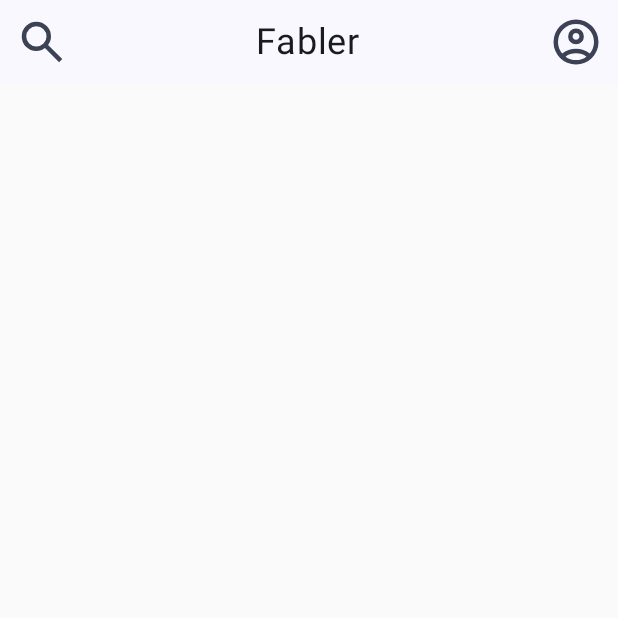
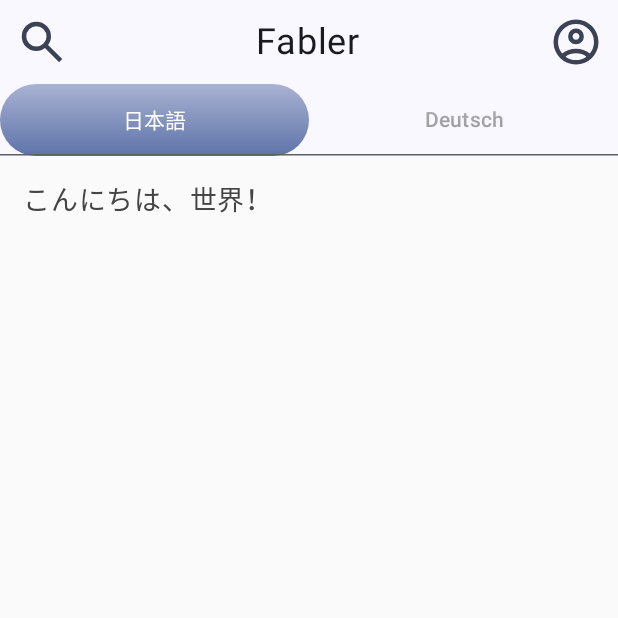
Before and after one commit to SE2-Fabler/fabler-frontend, an Android app built with Jetpack Compose: the screen it shows after launch (MainActivity), on a phone screen of 412 x 824 dp, the top half of it. Run offline under Robolectric (Android 15) with nearby library versions, the light colour scheme and no system bars.

Commit message:
Add tabs

```diff
--- a/app/build.gradle.kts
+++ b/app/build.gradle.kts
@@ -51,7 +51,8 @@ dependencies {
     implementation("androidx.core:core-ktx:1.12.0")
     implementation("androidx.lifecycle:lifecycle-runtime-ktx:2.7.0")
     implementation("androidx.activity:activity-compose:1.8.2")
-    implementation(platform("androidx.compose:compose-bom:2023.08.00"))
+    implementation(platform("androidx.compose:compose-bom:2024.02.01"))
+    implementation("androidx.compose.runtime:runtime-livedata:1.6.2")
     implementation("androidx.compose.ui:ui")
     implementation("androidx.compose.ui:ui-graphics")
     implementation("androidx.compose.ui:ui-tooling-preview")
@@ -59,7 +60,7 @@ dependencies {
     testImplementation("junit:junit:4.13.2")
     androidTestImplementation("androidx.test.ext:junit:1.1.5")
     androidTestImplementation("androidx.test.espresso:espresso-core:3.5.1")
-    androidTestImplementation(platform("androidx.compose:compose-bom:2023.08.00"))
+    androidTestImplementation(platform("androidx.compose:compose-bom:2024.02.01"))
     androidTestImplementation("androidx.compose.ui:ui-test-junit4")
     debugImplementation("androidx.compose.ui:ui-tooling")
     debugImplementation("androidx.compose.ui:ui-test-manifest")
--- a/app/src/main/java/com/kaneki/fabler/MainActivity.kt
+++ b/app/src/main/java/com/kaneki/fabler/MainActivity.kt
@@ -3,6 +3,19 @@ package com.kaneki.fabler
 import android.os.Bundle
 import androidx.activity.ComponentActivity
 import androidx.activity.compose.setContent
+import androidx.compose.foundation.layout.Column
+import androidx.compose.foundation.layout.padding
+import androidx.compose.material3.Text
+import androidx.compose.runtime.getValue
+import androidx.compose.runtime.mutableStateOf
+import androidx.compose.runtime.remember
+import androidx.compose.runtime.setValue
+import androidx.compose.ui.Modifier
+import androidx.compose.ui.graphics.Color
+import androidx.compose.ui.unit.dp
+import androidx.compose.ui.unit.sp
+import com.kaneki.fabler.ui.components.CardTab
+import com.kaneki.fabler.ui.components.TabbedCard
 import com.kaneki.fabler.ui.header.Header
 import com.kaneki.fabler.ui.theme.FablerTheme
 
@@ -11,7 +24,45 @@ class MainActivity : ComponentActivity() {
         super.onCreate(savedInstanceState)
         setContent {
             FablerTheme {
-                Header()
+
+                Column {
+
+                    Header()
+
+                    var selectedString by remember { mutableStateOf("日本語") }
+
+                    TabbedCard(listOf(
+                        CardTab("日本語") {
+                            Text(
+                                text = "こんにちは、世界！",
+                                color = Color.DarkGray,
+                                fontSize = 18.sp,
+                                modifier = Modifier.padding(15.dp)
+                            )
+                        },
+                        CardTab("Deutsch") {
+                            Text(
+                                text = "Guten Morgen！",
+                                color = Color.DarkGray,
+                                fontSize = 18.sp,
+                                modifier = Modifier.padding(15.dp)
+                            )
+                        },
+                        CardTab("English", enabled = false) {
+                            Text(
+                                text = "Hello, World！",
+                                color = Color.DarkGray,
+                                fontSize = 18.sp,
+                                modifier = Modifier.padding(15.dp)
+                            )
+                        },
+                    )
+                    ) { tab, _ ->
+                        selectedString = tab.title
+                    }
+                }
+
+
             }
         }
     }
--- /dev/null
+++ b/app/src/main/java/com/kaneki/fabler/ui/components/Tabs.kt
@@ -0,0 +1,133 @@
+package com.kaneki.fabler.ui.components
+
+import androidx.compose.foundation.background
+import androidx.compose.foundation.layout.Box
+import androidx.compose.foundation.layout.Column
+import androidx.compose.foundation.layout.Spacer
+import androidx.compose.foundation.layout.fillMaxWidth
+import androidx.compose.foundation.layout.height
+import androidx.compose.foundation.layout.padding
+import androidx.compose.foundation.shape.RoundedCornerShape
+import androidx.compose.material3.HorizontalDivider
+import androidx.compose.material3.MaterialTheme
+import androidx.compose.material3.Surface
+import androidx.compose.material3.Tab
+import androidx.compose.material3.TabRow
+import androidx.compose.material3.TabRowDefaults.SecondaryIndicator
+import androidx.compose.material3.Text
+import androidx.compose.runtime.Composable
+import androidx.compose.runtime.getValue
+import androidx.compose.runtime.mutableIntStateOf
+import androidx.compose.runtime.mutableStateOf
+import androidx.compose.runtime.remember
+import androidx.compose.runtime.setValue
+import androidx.compose.ui.Modifier
+import androidx.compose.ui.draw.clip
+import androidx.compose.ui.graphics.Brush
+import androidx.compose.ui.graphics.Color
+import androidx.compose.ui.tooling.preview.Preview
+import androidx.compose.ui.unit.dp
+import androidx.compose.ui.unit.sp
+
+class CardTab(val title: String,
+              val enabled: Boolean = true,
+              val data: Any = Unit,
+              val onSelected: () -> Unit = {},
+              val content: @Composable () -> Unit
+)
+
+@Composable
+fun TabbedCard(tabs: List<CardTab>, onTabChange: (tab: CardTab, index: Int) -> Unit = { _, _ -> }) {
+
+    var selectedTab by remember { mutableIntStateOf(0) }
+
+    TabRow(
+        selectedTabIndex = selectedTab,
+        containerColor = MaterialTheme.colorScheme.background,
+        indicator = { SecondaryIndicator(  color = Color.Transparent) },
+        divider = { Box(
+            modifier = Modifier
+                .height(100.dp)
+                .fillMaxWidth(1f)
+                .background(
+                    Brush.verticalGradient(
+                        listOf(MaterialTheme.colorScheme.background, Color.Transparent)
+                    )
+                )
+        )
+            HorizontalDivider(color = MaterialTheme.colorScheme.outline)
+        }
+    ) {
+        tabs.forEachIndexed { index, cardTab ->
+            if(cardTab.enabled) {
+                Tab(
+                    text = { Text(cardTab.title) },
+                    selected = (selectedTab == index),
+                    onClick = {
+                        selectedTab = index
+                        tabs[index].onSelected()
+                        onTabChange(tabs[index], index)
+                    },
+                    selectedContentColor = MaterialTheme.colorScheme.onPrimaryContainer,
+                    unselectedContentColor = Color.Gray,
+                    modifier = Modifier
+                        .clip(RoundedCornerShape(30.dp))
+                        .background(
+                            color = if (selectedTab == index) MaterialTheme.colorScheme.primaryContainer else Color.Transparent,
+                        )
+                )
+            }
+        }
+    }
+
+    tabs[selectedTab].content()
+
+}
+
+
+@Preview
+@Composable
+private fun TabbedCardPreview() {
+
+    var selectedString by remember { mutableStateOf("日本語") }
+
+    Surface {
+        Column {
+            TabbedCard(listOf(
+                CardTab("日本語") {
+                    Text(
+                        text = "こんにちは、世界！",
+                        color = Color.DarkGray,
+                        fontSize = 18.sp,
+                        modifier = Modifier.padding(15.dp)
+                    )
+                },
+                CardTab("Deutsch") {
+                    Text(
+                        text = "Guten Morgen！",
+                        color = Color.DarkGray,
+                        fontSize = 18.sp,
+                        modifier = Modifier.padding(15.dp)
+                    )
+                },
+                CardTab("English", enabled = false) {
+                    Text(
+                        text = "Hello, World！",
+                        color = Color.DarkGray,
+                        fontSize = 18.sp,
+                        modifier = Modifier.padding(15.dp)
+                    )
+                },
+            ),
+            ) { tab, _ ->
+                selectedString = tab.title
+            }
+
+            Spacer(Modifier.height(15.dp))
+
+            Text("You have selected: $selectedString")
+
+        }
+    }
+
+}
--- a/build.gradle.kts
+++ b/build.gradle.kts
@@ -1,5 +1,5 @@
 // Top-level build file where you can add configuration options common to all sub-projects/modules.
 plugins {
-    id("com.android.application") version "8.2.2" apply false
+    id("com.android.application") version "8.3.0" apply false
     id("org.jetbrains.kotlin.android") version "1.9.0" apply false
 }
```
Also changed, not shown: gradle/wrapper/gradle-wrapper.properties.
